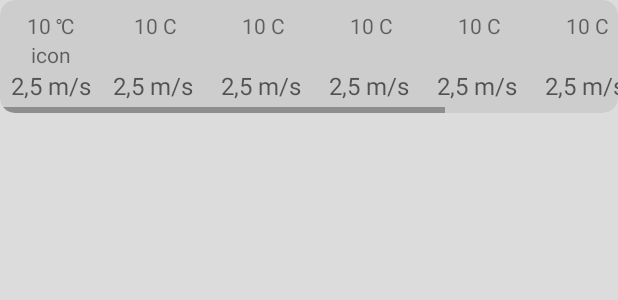
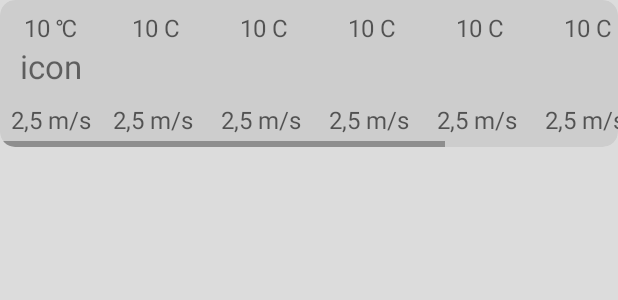
Before and after one commit to Vladimirand/Android_lesson1, an Android app: the layout forecast_weather_3h.xml on its own in the app's theme, with its tools: preview values and no code run, on a phone screen of 412 x 824 dp. Shown: the top 300 px of the screen. Run offline under Robolectric (Android 15) with nearby library versions, the phone set to English and light mode, and no system bars.

Commit message:
Релиз 1.3.6. Изменен размер иконок и текста. Удален неиспользуемый текст  из ресурсов.

```diff
--- a/app/build.gradle
+++ b/app/build.gradle
@@ -6,8 +6,8 @@ android {
         applicationId "com.nehvedovich.vladimir.pogoda"
         minSdkVersion 19
         targetSdkVersion 28
-        versionCode 7
-        versionName "1.3.5"
+        versionCode 8
+        versionName "1.3.6"
         testInstrumentationRunner "android.support.test.runner.AndroidJUnitRunner"
     }
     buildTypes {
--- a/app/src/main/java/com/nehvedovich/vladimir/pogoda/screens/screens/fragments/CityInfoFragment.java
+++ b/app/src/main/java/com/nehvedovich/vladimir/pogoda/screens/screens/fragments/CityInfoFragment.java
@@ -822,7 +822,7 @@ public class CityInfoFragment extends Fragment implements SwipeRefreshLayout.OnR
 
         weatherDailyIcon3.setText(String.format("%s ℃  %s    %s", String.format(Locale.US, "%.0f", tempDay3), iconDay3, getForecastWind(i + 16)));
         weatherNightIcon3.setText(String.format("%s ℃  %s    %s", String.format(Locale.US, "%.0f", tempNight3), iconNight3, getForecastWind(i + 20)));
-       }
+    }
 
     public String firstUpperCase(String word) {
         if (word == null || word.isEmpty()) return ""; //или return word;
--- a/app/src/main/res/layout/forecast_weather_3h.xml
+++ b/app/src/main/res/layout/forecast_weather_3h.xml
@@ -4,9 +4,9 @@
     xmlns:tools="http://schemas.android.com/tools"
     android:layout_width="wrap_content"
     android:layout_height="wrap_content"
+    app:cardBackgroundColor="@color/translucent"
     app:cardCornerRadius="10dp"
     app:cardElevation="0dp"
-    app:cardBackgroundColor="@color/translucent"
     tools:context=".screens.screens.SecondActivity">
 
     <android.support.v4.widget.NestedScrollView
@@ -34,6 +34,7 @@
 
                     <TextView
                         android:id="@+id/temp1"
+                        style="@style/TextStandardStyle"
                         android:layout_width="wrap_content"
                         android:layout_height="wrap_content"
                         android:layout_gravity="center"
@@ -41,9 +42,9 @@
 
                     <TextView
                         android:id="@+id/weather_icon1"
+                        style="@style/WeatherIcon3hStyle"
                         android:layout_width="wrap_content"
                         android:layout_height="wrap_content"
-                        android:layout_gravity="center"
                         tools:text="icon" />
 
                     <LinearLayout
@@ -75,6 +76,7 @@
 
                     <TextView
                         android:id="@+id/temp2"
+                        style="@style/TextStandardStyle"
                         android:layout_width="wrap_content"
                         android:layout_height="wrap_content"
                         android:layout_gravity="center"
@@ -82,9 +84,9 @@
 
                     <TextView
                         android:id="@+id/weather_icon2"
+                        style="@style/WeatherIcon3hStyle"
                         android:layout_width="wrap_content"
-                        android:layout_height="wrap_content"
-                        android:layout_gravity="center" />
+                        android:layout_height="wrap_content" />
 
                     <LinearLayout
                         android:id="@+id/viewWind2"
@@ -115,6 +117,7 @@
 
                     <TextView
                         android:id="@+id/temp3"
+                        style="@style/TextStandardStyle"
                         android:layout_width="wrap_content"
                         android:layout_height="wrap_content"
                         android:layout_gravity="center"
@@ -122,9 +125,9 @@
 
                     <TextView
                         android:id="@+id/weather_icon3"
+                        style="@style/WeatherIcon3hStyle"
                         android:layout_width="wrap_content"
-                        android:layout_height="wrap_content"
-                        android:layout_gravity="center" />
+                        android:layout_height="wrap_content" />
 
                     <LinearLayout
                         android:id="@+id/viewWind3"
@@ -155,6 +158,7 @@
 
                     <TextView
                         android:id="@+id/temp4"
+                        style="@style/TextStandardStyle"
                         android:layout_width="wrap_content"
                         android:layout_height="wrap_content"
                         android:layout_gravity="center"
@@ -162,9 +166,9 @@
 
                     <TextView
                         android:id="@+id/weather_icon4"
+                        style="@style/WeatherIcon3hStyle"
                         android:layout_width="wrap_content"
-                        android:layout_height="wrap_content"
-                        android:layout_gravity="center" />
+                        android:layout_height="wrap_content" />
 
                     <LinearLayout
                         android:id="@+id/viewWind4"
@@ -195,6 +199,7 @@
 
                     <TextView
                         android:id="@+id/temp5"
+                        style="@style/TextStandardStyle"
                         android:layout_width="wrap_content"
                         android:layout_height="wrap_content"
                         android:layout_gravity="center"
@@ -202,9 +207,9 @@
 
                     <TextView
                         android:id="@+id/weather_icon5"
+                        style="@style/WeatherIcon3hStyle"
                         android:layout_width="wrap_content"
-                        android:layout_height="wrap_content"
-                        android:layout_gravity="center" />
+                        android:layout_height="wrap_content" />
 
                     <LinearLayout
                         android:id="@+id/viewWind5"
@@ -235,6 +240,7 @@
 
                     <TextView
                         android:id="@+id/temp6"
+                        style="@style/TextStandardStyle"
                         android:layout_width="wrap_content"
                         android:layout_height="wrap_content"
                         android:layout_gravity="center"
@@ -242,9 +248,9 @@
 
                     <TextView
                         android:id="@+id/weather_icon6"
+                        style="@style/WeatherIcon3hStyle"
                         android:layout_width="wrap_content"
-                        android:layout_height="wrap_content"
-                        android:layout_gravity="center" />
+                        android:layout_height="wrap_content" />
 
                     <LinearLayout
                         android:id="@+id/viewWind6"
@@ -275,6 +281,7 @@
 
                     <TextView
                         android:id="@+id/temp7"
+                        style="@style/TextStandardStyle"
                         android:layout_width="wrap_content"
                         android:layout_height="wrap_content"
                         android:layout_gravity="center"
@@ -282,9 +289,9 @@
 
                     <TextView
                         android:id="@+id/weather_icon7"
+                        style="@style/WeatherIcon3hStyle"
                         android:layout_width="wrap_content"
-                        android:layout_height="wrap_content"
-                        android:layout_gravity="center" />
+                        android:layout_height="wrap_content" />
 
                     <LinearLayout
                         android:id="@+id/viewWind7"
@@ -315,6 +322,7 @@
 
                     <TextView
                         android:id="@+id/temp8"
+                        style="@style/TextStandardStyle"
                         android:layout_width="wrap_content"
                         android:layout_height="wrap_content"
                         android:layout_gravity="center"
@@ -322,9 +330,9 @@
 
                     <TextView
                         android:id="@+id/weather_icon8"
+                        style="@style/WeatherIcon3hStyle"
                         android:layout_width="wrap_content"
-                        android:layout_height="wrap_content"
-                        android:layout_gravity="center" />
+                        android:layout_height="wrap_content" />
 
                     <LinearLayout
                         android:id="@+id/viewWind8"
--- a/app/src/main/res/layout/forecast_weather_daily.xml
+++ b/app/src/main/res/layout/forecast_weather_daily.xml
@@ -25,6 +25,7 @@
 
             <TextView
                 android:id="@+id/day_of_week1"
+                style="@style/TextStandardStyle"
                 android:layout_width="wrap_content"
                 android:layout_height="wrap_content"
                 android:text="@string/tomorrow" />
@@ -35,6 +36,7 @@
                 android:orientation="horizontal">
 
                 <TextView
+                    style="@style/TextStandardStyle"
                     android:layout_width="wrap_content"
                     android:layout_height="wrap_content"
                     android:layout_marginStart="40dp"
@@ -56,6 +58,7 @@
                 android:orientation="horizontal">
 
                 <TextView
+                    style="@style/TextStandardStyle"
                     android:layout_width="wrap_content"
                     android:layout_height="wrap_content"
                     android:layout_marginStart="40dp"
@@ -88,6 +91,7 @@
 
             <TextView
                 android:id="@+id/day_of_week2"
+                style="@style/TextStandardStyle"
                 android:layout_width="wrap_content"
                 android:layout_height="wrap_content"
                 tools:text="dataDay" />
@@ -98,6 +102,7 @@
                 android:orientation="horizontal">
 
                 <TextView
+                    style="@style/TextStandardStyle"
                     android:layout_width="wrap_content"
                     android:layout_height="wrap_content"
                     android:layout_marginStart="40dp"
@@ -119,6 +124,7 @@
                 android:orientation="horizontal">
 
                 <TextView
+                    style="@style/TextStandardStyle"
                     android:layout_width="wrap_content"
                     android:layout_height="wrap_content"
                     android:layout_marginStart="40dp"
@@ -151,6 +157,7 @@
 
             <TextView
                 android:id="@+id/day_of_week3"
+                style="@style/TextStandardStyle"
                 android:layout_width="wrap_content"
                 android:layout_height="wrap_content"
                 tools:text="dataDay" />
@@ -161,6 +168,7 @@
                 android:orientation="horizontal">
 
                 <TextView
+                    style="@style/TextStandardStyle"
                     android:layout_width="wrap_content"
                     android:layout_height="wrap_content"
                     android:layout_marginStart="40dp"
@@ -182,6 +190,7 @@
                 android:orientation="horizontal">
 
                 <TextView
+                    style="@style/TextStandardStyle"
                     android:layout_width="wrap_content"
                     android:layout_height="wrap_content"
                     android:layout_marginStart="40dp"
--- a/app/src/main/res/values/strings.xml
+++ b/app/src/main/res/values/strings.xml
@@ -1,6 +1,6 @@
 <resources>
     <string name="app_name">Weather BY</string>
-    <string name="app_version" translatable="false">v. 1.3.5</string>
+    <string name="app_version" translatable="false">v. 1.3.6</string>
     <string name="support_email" translatable="false">ivladimir_n@mail.ru</string>
 
     <string name="activity_name_settings">Settings</string>
@@ -52,22 +52,6 @@
     <string name="humidity_icon" translatable="false">&#xf07a;</string>
     <string name="pressure_icon" translatable="false">&#xf079;</string>
     <string name="wind_icon" translatable="false">&#xf050;</string>
-
-
-    <!--<string name="icon01d" translatable="false">&#xf00d;</string>-->
-    <!--<string name="icon01n" translatable="false">&#xf02e;</string>-->
-    <!--<string name="icon50d" translatable="false">&#xf014;</string>-->
-    <!--<string name="icon03d" translatable="false">&#xf041;</string>-->
-    <!--<string name="icon03n" translatable="false">&#xf041;</string>-->
-    <!--<string name="icon04d" translatable="false">&#xf013;</string>-->
-    <!--<string name="icon04n" translatable="false">&#xf013;</string>-->
-    <!--<string name="icon02d" translatable="false">&#xf002;</string>-->
-    <!--<string name="icon02n" translatable="false">&#xf086;</string>-->
-    <!--<string name="icon10d" translatable="false">&#xf019;</string>-->
-    <!--<string name="icon13d" translatable="false">&#xf01b;</string>-->
-    <!--<string name="icon11d" translatable="false">&#xf01e;</string>-->
-    <!--<string name="icon09d" translatable="false">&#xf01c;</string>-->
-
 
     <string name="north_wind_icon" translatable="false">&#xf044;</string>
     <string name="south_wind_icon" translatable="false">&#xf058;</string>
--- a/app/src/main/res/values/styles.xml
+++ b/app/src/main/res/values/styles.xml
@@ -74,4 +74,10 @@
         <item name="android:textSize">18sp</item>
     </style>
 
+    <style name="WeatherIcon3hStyle">
+        <item name="android:layout_gravity">center</item>
+        <item name="android:textSize">22sp</item>
+        <item name="android:layout_marginBottom">10dp</item>
+    </style>
+
 </resources>
```
